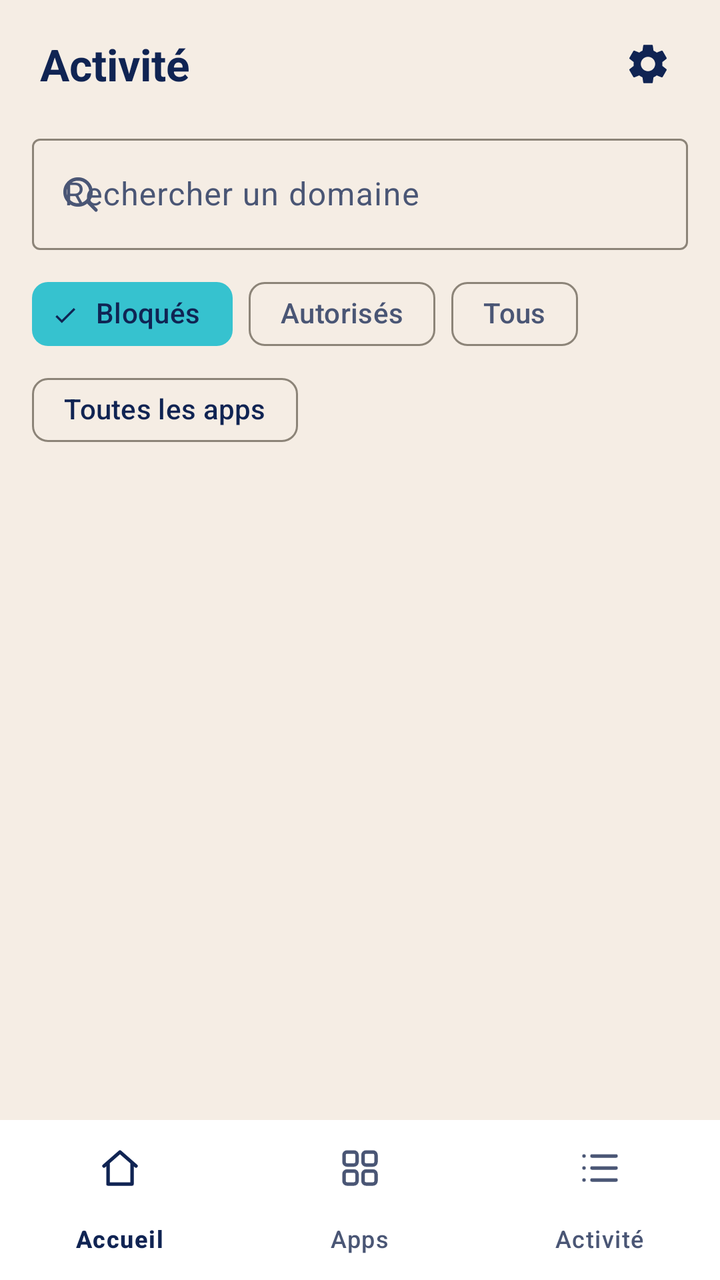
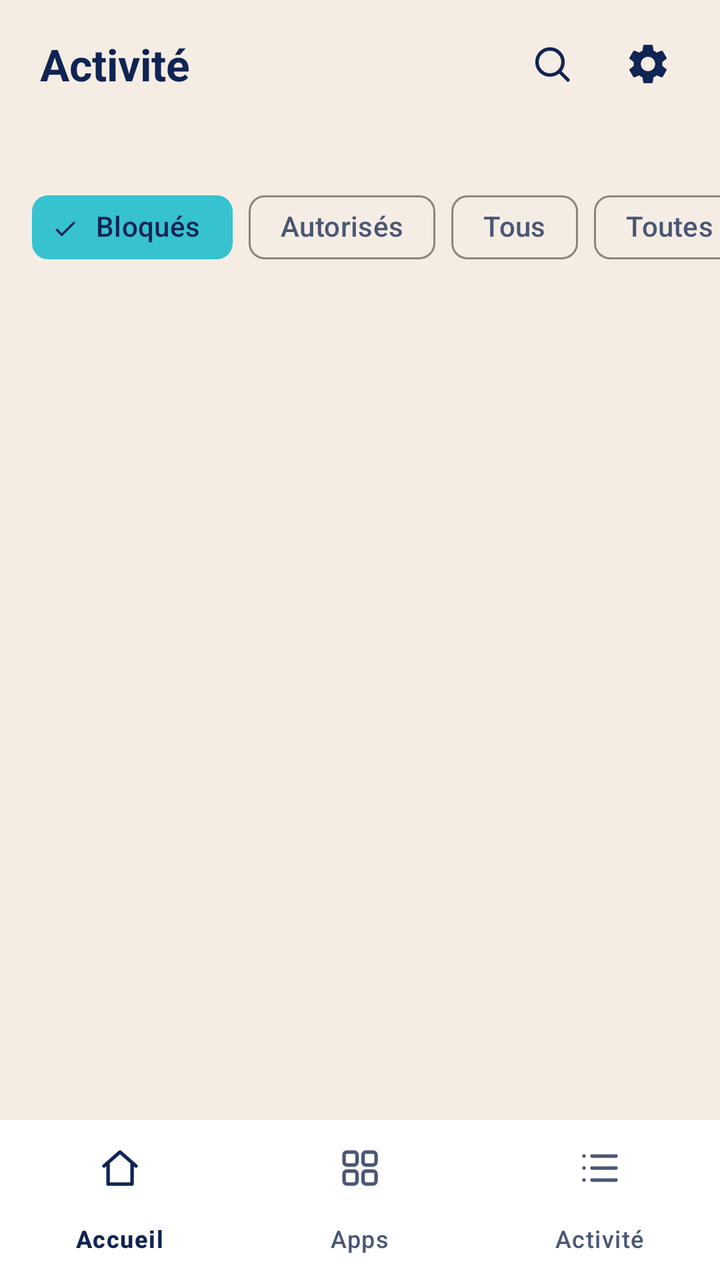

Screens rendered from an Android XML layout before and after an edit, with the pre-edit source and the edit as a unified diff.
<!-- AndroidManifest.xml: application theme Theme.AKeeper -->
<!-- res/layout/screen_activity.xml -->
<?xml version="1.0" encoding="utf-8"?>
<LinearLayout xmlns:android="http://schemas.android.com/apk/res/android"
    xmlns:app="http://schemas.android.com/apk/res-auto"
    android:id="@+id/root"
    android:layout_width="match_parent"
    android:layout_height="match_parent"
    android:orientation="vertical">

    <LinearLayout
        android:layout_width="match_parent"
        android:layout_height="64dp"
        android:gravity="center_vertical"
        android:orientation="horizontal">

        <TextView
            android:layout_width="0dp"
            android:layout_height="wrap_content"
            android:layout_marginStart="20dp"
            android:layout_weight="1"
            android:accessibilityHeading="true"
            android:text="@string/activity_title"
            android:textAppearance="?attr/textAppearanceTitleLarge"
            android:textColor="?attr/colorOnSurface"
            android:textStyle="bold" />

        <ImageButton
            android:id="@+id/settings_button"
            android:layout_width="48dp"
            android:layout_height="48dp"
            android:layout_marginEnd="12dp"
            android:background="?attr/selectableItemBackgroundBorderless"
            android:contentDescription="@string/settings_open"
            android:src="@drawable/ic_settings"
            app:tint="?attr/colorOnSurface" />
    </LinearLayout>

    <com.google.android.material.textfield.TextInputLayout
        style="@style/Widget.Material3.TextInputLayout.OutlinedBox"
        android:layout_width="match_parent"
        android:layout_height="wrap_content"
        android:layout_marginHorizontal="16dp"
        android:hint="@string/activity_search_hint"
        app:startIconDrawable="@drawable/ic_search">

        <com.google.android.material.textfield.TextInputEditText
            android:id="@+id/activity_search"
            android:layout_width="match_parent"
            android:layout_height="wrap_content"
            android:importantForAutofill="no"
            android:inputType="text"
            android:maxLines="1" />
    </com.google.android.material.textfield.TextInputLayout>

    <com.google.android.material.chip.ChipGroup
        android:id="@+id/activity_scopes"
        android:layout_width="match_parent"
        android:layout_height="wrap_content"
        android:layout_marginHorizontal="16dp"
        android:layout_marginTop="8dp"
        app:checkedChip="@id/activity_scope_blocked"
        app:selectionRequired="true"
        app:singleSelection="true">

        <com.google.android.material.chip.Chip
            android:id="@+id/activity_scope_blocked"
            style="@style/Widget.Material3.Chip.Filter"
            android:layout_width="wrap_content"
            android:layout_height="wrap_content"
            android:text="@string/activity_scope_blocked" />

        <com.google.android.material.chip.Chip
            android:id="@+id/activity_scope_allowed"
            style="@style/Widget.Material3.Chip.Filter"
            android:layout_width="wrap_content"
            android:layout_height="wrap_content"
            android:text="@string/activity_scope_allowed" />

        <com.google.android.material.chip.Chip
            android:id="@+id/activity_scope_all"
            style="@style/Widget.Material3.Chip.Filter"
            android:layout_width="wrap_content"
            android:layout_height="wrap_content"
            android:text="@string/activity_scope_all" />
    </com.google.android.material.chip.ChipGroup>

    <com.google.android.material.chip.Chip
        android:id="@+id/activity_app_chip"
        style="@style/Widget.Material3.Chip.Assist"
        android:layout_width="wrap_content"
        android:layout_height="wrap_content"
        android:layout_marginHorizontal="16dp"
        android:text="@string/activity_all_apps" />

    <TextView
        android:id="@+id/activity_summary"
        android:layout_width="match_parent"
        android:layout_height="wrap_content"
        android:layout_marginHorizontal="20dp"
        android:layout_marginTop="4dp"
        android:textAppearance="?attr/textAppearanceBodyMedium"
        android:textColor="?attr/colorOnSurfaceVariant" />

    <LinearLayout
        android:id="@+id/activity_empty"
        android:layout_width="match_parent"
        android:layout_height="wrap_content"
        android:gravity="center_horizontal"
        android:orientation="vertical"
        android:padding="24dp"
        android:visibility="gone">

        <TextView
            android:id="@+id/activity_empty_text"
            android:layout_width="wrap_content"
            android:layout_height="wrap_content"
            android:text="@string/activity_empty"
            android:textAppearance="?attr/textAppearanceBodyMedium"
            android:textColor="?attr/colorOnSurfaceVariant" />

        <com.google.android.material.button.MaterialButton
            android:id="@+id/activity_enable"
            style="@style/Widget.Material3.Button.OutlinedButton"
            android:layout_width="wrap_content"
            android:layout_height="48dp"
            android:layout_marginTop="12dp"
            android:text="@string/activity_enable"
            android:visibility="gone" />
    </LinearLayout>

    <androidx.recyclerview.widget.RecyclerView
        android:id="@+id/activity_list"
        android:layout_width="match_parent"
        android:layout_height="0dp"
        android:layout_weight="1"
        android:clipToPadding="false"
        android:paddingVertical="8dp" />

    <TextView
        android:id="@+id/activity_footer"
        android:layout_width="match_parent"
        android:layout_height="wrap_content"
        android:gravity="center"
        android:paddingVertical="8dp"
        android:textAppearance="?attr/textAppearanceBodySmall"
        android:textColor="?attr/colorOnSurfaceVariant" />

    <com.google.android.material.bottomnavigation.BottomNavigationView
        android:id="@+id/bottom_nav"
        android:layout_width="match_parent"
        android:layout_height="wrap_content"
        app:menu="@menu/bottom_nav" />
</LinearLayout>
<!-- resources referenced by this layout -->
<resources>
  <!-- drawable ic_search (drawable) -->
  <vector xmlns:android="http://schemas.android.com/apk/res/android"
      android:width="24dp"
      android:height="24dp"
      android:viewportWidth="24"
      android:viewportHeight="24">
      <path
          android:pathData="M11,4.5a6.5,6.5 0,1 1,0 13a6.5,6.5 0,1 1,0 -13zM16,16l4,4"
          android:strokeWidth="1.75"
          android:strokeColor="@android:color/white"
          android:strokeLineCap="round"
          android:strokeLineJoin="round" />
  </vector>
  <string name="activity_all_apps">Toutes les apps</string>
  <string name="activity_empty">Rien à afficher pour l\'instant</string>
  <string name="activity_enable">Activer</string>
  <string name="activity_scope_all">Tous</string>
  <string name="activity_scope_allowed">Autorisés</string>
  <string name="activity_scope_blocked">Bloqués</string>
  <string name="activity_search_hint">Rechercher un domaine</string>
  <string name="activity_title">Activité</string>
  <string name="settings_open">Réglages</string>
  <color name="akeeper_primary">@color/akeeper_midnight</color>
  <color name="akeeper_on_primary">@color/akeeper_ivory</color>
  <color name="akeeper_turquoise">#FF36C2CF</color>
  <color name="akeeper_midnight">#FF102453</color>
  <color name="akeeper_link">@color/akeeper_turquoise_text</color>
  <color name="akeeper_background">@color/akeeper_ivory</color>
  <color name="akeeper_on_background">@color/akeeper_midnight</color>
  <color name="akeeper_on_background_variant">@color/akeeper_slate</color>
  <color name="akeeper_card">@color/akeeper_white</color>
  <color name="akeeper_outline">@color/akeeper_taupe</color>
  <color name="akeeper_outline_variant">@color/akeeper_sand</color>
  <style name="Widget.AKeeper.Switch" parent="Widget.Material3.CompoundButton.MaterialSwitch">
          <item name="trackTint">@color/akeeper_switch_track</item>
          <item name="thumbTint">@color/akeeper_switch_thumb</item>
          <item name="trackDecorationTint">@color/akeeper_switch_track_decoration</item>
      </style>
  <color name="akeeper_ivory">#FFF5EDE4</color>
  <color name="akeeper_turquoise_text">#FF0B6B75</color>
  <color name="akeeper_slate">#FF4A5675</color>
  <color name="akeeper_white">#FFFFFFFF</color>
  <color name="akeeper_taupe">#FF8C8478</color>
  <color name="akeeper_sand">#FFE2D8CC</color>
  <!-- unchanged entries left out for length: 2 -->
</resources>

<!-- the commit's change to res/layout/screen_activity.xml (unified diff, before → after) -->
@@ -24,6 +24,15 @@
             android:textStyle="bold" />
 
         <ImageButton
+            android:id="@+id/activity_search_button"
+            android:layout_width="48dp"
+            android:layout_height="48dp"
+            android:background="?attr/selectableItemBackgroundBorderless"
+            android:contentDescription="@string/activity_search_open"
+            android:src="@drawable/ic_search"
+            app:tint="?attr/colorOnSurface" />
+
+        <ImageButton
             android:id="@+id/settings_button"
             android:layout_width="48dp"
             android:layout_height="48dp"
@@ -34,11 +43,81 @@
             app:tint="?attr/colorOnSurface" />
     </LinearLayout>
 
+    <TextView
+        android:id="@+id/activity_summary"
+        android:layout_width="match_parent"
+        android:layout_height="wrap_content"
+        android:layout_marginHorizontal="20dp"
+        android:layout_marginBottom="4dp"
+        android:textAppearance="?attr/textAppearanceTitleMedium"
+        android:textColor="?attr/colorOnSurface" />
+
+    <HorizontalScrollView
+        android:layout_width="match_parent"
+        android:layout_height="wrap_content"
+        android:clipToPadding="false"
+        android:paddingHorizontal="16dp"
+        android:scrollbars="none">
+
+        <LinearLayout
+            android:layout_width="wrap_content"
+            android:layout_height="wrap_content"
+            android:gravity="center_vertical"
+            android:orientation="horizontal">
+
+        <com.google.android.material.chip.ChipGroup
+            android:id="@+id/activity_scopes"
+            android:layout_width="wrap_content"
+            android:layout_height="wrap_content"
+            android:layout_marginTop="0dp"
+            app:singleLine="true"
+            app:checkedChip="@id/activity_scope_blocked"
+            app:selectionRequired="true"
+            app:singleSelection="true">
+
+            <com.google.android.material.chip.Chip
+                android:id="@+id/activity_scope_blocked"
+                style="@style/Widget.Material3.Chip.Filter"
+                android:layout_width="wrap_content"
+                android:layout_height="wrap_content"
+                android:text="@string/activity_scope_blocked" />
+
+            <com.google.android.material.chip.Chip
+                android:id="@+id/activity_scope_allowed"
+                style="@style/Widget.Material3.Chip.Filter"
+                android:layout_width="wrap_content"
+                android:layout_height="wrap_content"
+                android:text="@string/activity_scope_allowed" />
+
+            <com.google.android.material.chip.Chip
+                android:id="@+id/activity_scope_all"
+                style="@style/Widget.Material3.Chip.Filter"
+                android:layout_width="wrap_content"
+                android:layout_height="wrap_content"
+                android:text="@string/activity_scope_all" />
+        </com.google.android.material.chip.ChipGroup>
+
+        <com.google.android.material.chip.Chip
+            android:id="@+id/activity_app_chip"
+            style="@style/Widget.Material3.Chip.Filter"
+            android:layout_width="wrap_content"
+            android:layout_height="wrap_content"
+            android:layout_marginStart="8dp"
+            android:checkable="false"
+            android:text="@string/activity_all_apps"
+            app:closeIcon="@drawable/ic_close"
+            app:closeIconVisible="false" />
+        </LinearLayout>
+    </HorizontalScrollView>
+
     <com.google.android.material.textfield.TextInputLayout
+        android:id="@+id/activity_search_layout"
         style="@style/Widget.Material3.TextInputLayout.OutlinedBox"
         android:layout_width="match_parent"
         android:layout_height="wrap_content"
         android:layout_marginHorizontal="16dp"
+        android:layout_marginTop="8dp"
+        android:visibility="gone"
         android:hint="@string/activity_search_hint"
         app:startIconDrawable="@drawable/ic_search">
 
@@ -50,55 +129,6 @@
             android:inputType="text"
             android:maxLines="1" />
     </com.google.android.material.textfield.TextInputLayout>
-
-    <com.google.android.material.chip.ChipGroup
-        android:id="@+id/activity_scopes"
-        android:layout_width="match_parent"
-        android:layout_height="wrap_content"
-        android:layout_marginHorizontal="16dp"
-        android:layout_marginTop="8dp"
-        app:checkedChip="@id/activity_scope_blocked"
-        app:selectionRequired="true"
-        app:singleSelection="true">
-
-        <com.google.android.material.chip.Chip
-            android:id="@+id/activity_scope_blocked"
-            style="@style/Widget.Material3.Chip.Filter"
-            android:layout_width="wrap_content"
-            android:layout_height="wrap_content"
-            android:text="@string/activity_scope_blocked" />
-
-        <com.google.android.material.chip.Chip
-            android:id="@+id/activity_scope_allowed"
-            style="@style/Widget.Material3.Chip.Filter"
-            android:layout_width="wrap_content"
-            android:layout_height="wrap_content"
-            android:text="@string/activity_scope_allowed" />
-
-        <com.google.android.material.chip.Chip
-            android:id="@+id/activity_scope_all"
-            style="@style/Widget.Material3.Chip.Filter"
-            android:layout_width="wrap_content"
-            android:layout_height="wrap_content"
-            android:text="@string/activity_scope_all" />
-    </com.google.android.material.chip.ChipGroup>
-
-    <com.google.android.material.chip.Chip
-        android:id="@+id/activity_app_chip"
-        style="@style/Widget.Material3.Chip.Assist"
-        android:layout_width="wrap_content"
-        android:layout_height="wrap_content"
-        android:layout_marginHorizontal="16dp"
-        android:text="@string/activity_all_apps" />
-
-    <TextView
-        android:id="@+id/activity_summary"
-        android:layout_width="match_parent"
-        android:layout_height="wrap_content"
-        android:layout_marginHorizontal="20dp"
-        android:layout_marginTop="4dp"
-        android:textAppearance="?attr/textAppearanceBodyMedium"
-        android:textColor="?attr/colorOnSurfaceVariant" />
 
     <LinearLayout
         android:id="@+id/activity_empty"
<!-- resource entries referenced after the edit -->
@@ -1,5 +1,17 @@
 <!-- resources referenced by this layout -->
 <resources>
+  <!-- drawable ic_close (drawable) -->
+  <vector xmlns:android="http://schemas.android.com/apk/res/android"
+      android:width="24dp"
+      android:height="24dp"
+      android:viewportWidth="24"
+      android:viewportHeight="24">
+      <path
+          android:pathData="M6,6l12,12M18,6L6,18"
+          android:strokeWidth="1.75"
+          android:strokeColor="@android:color/white"
+          android:strokeLineCap="round" />
+  </vector>
   <!-- drawable ic_search (drawable) -->
   <vector xmlns:android="http://schemas.android.com/apk/res/android"
       android:width="24dp"
@@ -20,6 +32,7 @@
   <string name="activity_scope_allowed">Autorisés</string>
   <string name="activity_scope_blocked">Bloqués</string>
   <string name="activity_search_hint">Rechercher un domaine</string>
+  <string name="activity_search_open">Rechercher dans le journal</string>
   <string name="activity_title">Activité</string>
   <string name="settings_open">Réglages</string>
   <color name="akeeper_primary">@color/akeeper_midnight</color>
